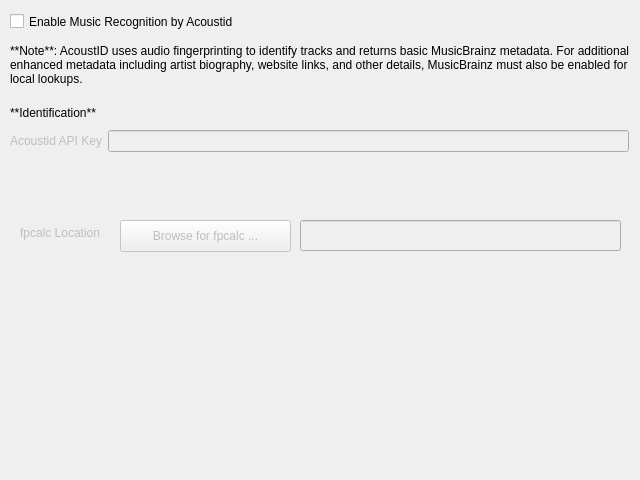
Qt form nowplaying/resources/ui/recognition_acoustid.ui (whatsnowplaying/whats-now-playing) before a commit.
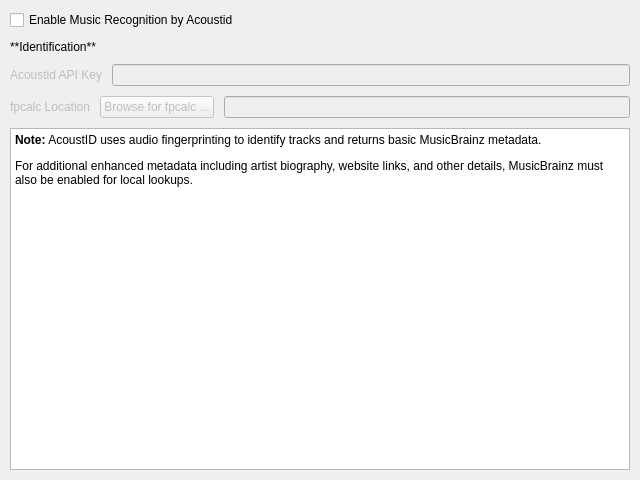
The same form after that commit.

Diff of the .ui file:
```diff
--- a/nowplaying/resources/ui/recognition_acoustid.ui
+++ b/nowplaying/resources/ui/recognition_acoustid.ui
@@ -16,18 +16,25 @@
   <property name="displayName" stdset="0">
    <string>AcoustID</string>
   </property>
+  <layout class="QVBoxLayout" name="main_layout">
+   <property name="margin">
+    <number>10</number>
+   </property>
+   <property name="spacing">
+    <number>10</number>
+   </property>
+   <item>
+    <widget class="QCheckBox" name="acoustid_checkbox">
+     <property name="text">
+      <string>Enable Music Recognition by Acoustid </string>
+     </property>
+    </widget>
+   </item>
+   <item>
   <widget class="QLabel" name="config_label">
    <property name="enabled">
     <bool>true</bool>
    </property>
-   <property name="geometry">
-    <rect>
-     <x>10</x>
-     <y>105</y>
-     <width>311</width>
-     <height>16</height>
-    </rect>
-   </property>
    <property name="text">
     <string>**Identification**</string>
    </property>
@@ -35,18 +42,11 @@
     <enum>Qt::MarkdownText</enum>
    </property>
   </widget>
-  <widget class="QWidget" name="formLayoutWidget">
-   <property name="geometry">
-    <rect>
-     <x>10</x>
-     <y>130</y>
-     <width>619</width>
-     <height>71</height>
-    </rect>
-   </property>
+   </item>
+   <item>
    <layout class="QFormLayout" name="auth_form_layout">
     <property name="fieldGrowthPolicy">
-     <enum>QFormLayout::ExpandingFieldsGrow</enum>
+      <enum>QFormLayout::AllNonFixedFieldsGrow</enum>
     </property>
     <property name="labelAlignment">
      <set>Qt::AlignCenter</set>
@@ -69,105 +69,64 @@
       <property name="enabled">
        <bool>false</bool>
       </property>
-      <property name="minimumSize">
-       <size>
-        <width>448</width>
-        <height>0</height>
-       </size>
-      </property>
       <property name="echoMode">
        <enum>QLineEdit::Password</enum>
       </property>
      </widget>
     </item>
    </layout>
-  </widget>
-  <widget class="QCheckBox" name="acoustid_checkbox">
-   <property name="geometry">
-    <rect>
-     <x>10</x>
-     <y>10</y>
-     <width>251</width>
-     <height>23</height>
-    </rect>
-   </property>
-   <property name="text">
-    <string>Enable Music Recognition by Acoustid </string>
-   </property>
-  </widget>
-  <widget class="QLabel" name="musicbrainz_note_label">
-   <property name="geometry">
-    <rect>
-     <x>10</x>
-     <y>35</y>
-     <width>620</width>
-     <height>60</height>
-    </rect>
-   </property>
-   <property name="text">
-    <string>**Note**: AcoustID uses audio fingerprinting to identify tracks and returns basic MusicBrainz metadata. For additional enhanced metadata including artist biography, website links, and other details, MusicBrainz must also be enabled for local lookups.</string>
-   </property>
-   <property name="textFormat">
-    <enum>Qt::MarkdownText</enum>
-   </property>
-   <property name="wordWrap">
-    <bool>true</bool>
-   </property>
-   <property name="textInteractionFlags">
-    <set>Qt::TextSelectableByMouse</set>
-   </property>
-  </widget>
+   </item>
+   <item>
+    <layout class="QHBoxLayout" name="fpcalc_layout">
+     <item>
   <widget class="QLabel" name="fpcalcexe_label">
    <property name="enabled">
     <bool>false</bool>
    </property>
-   <property name="geometry">
-    <rect>
-     <x>20</x>
-     <y>220</y>
-     <width>98</width>
-     <height>25</height>
-    </rect>
-   </property>
    <property name="text">
     <string>fpcalc Location</string>
    </property>
   </widget>
-  <widget class="QLineEdit" name="fpcalcexe_lineedit">
-   <property name="enabled">
-    <bool>false</bool>
-   </property>
-   <property name="geometry">
-    <rect>
-     <x>300</x>
-     <y>220</y>
-     <width>321</width>
-     <height>31</height>
-    </rect>
-   </property>
-   <property name="minimumSize">
-    <size>
-     <width>321</width>
-     <height>0</height>
-    </size>
-   </property>
-  </widget>
+     </item>
+     <item>
   <widget class="QPushButton" name="fpcalcexe_button">
    <property name="enabled">
     <bool>false</bool>
    </property>
-   <property name="geometry">
-    <rect>
-     <x>120</x>
-     <y>220</y>
-     <width>171</width>
-     <height>32</height>
-    </rect>
-   </property>
    <property name="text">
     <string>Browse for fpcalc ...</string>
    </property>
   </widget>
+     </item>
+     <item>
+      <widget class="QLineEdit" name="fpcalcexe_lineedit">
+       <property name="enabled">
+        <bool>false</bool>
+       </property>
+      </widget>
+     </item>
+    </layout>
+   </item>
+   <item>
+    <widget class="QTextBrowser" name="musicbrainz_note_label">
+     <property name="sizePolicy">
+      <sizepolicy hsizetype="Expanding" vsizetype="Expanding">
+       <horstretch>0</horstretch>
+       <verstretch>1</verstretch>
+      </sizepolicy>
+     </property>
+     <property name="html">
+      <string>&lt;!DOCTYPE HTML PUBLIC &quot;-//W3C//DTD HTML 4.0//EN&quot; &quot;http://www.w3.org/TR/REC-html40/strict.dtd&quot;&gt;
+&lt;html&gt;&lt;head&gt;&lt;meta name=&quot;qrichtext&quot; content=&quot;1&quot; /&gt;&lt;style type=&quot;text/css&quot;&gt;
+p, li { white-space: pre-wrap; }
+&lt;/style&gt;&lt;/head&gt;&lt;body&gt;
+&lt;p&gt;&lt;span style=&quot;font-weight:600;&quot;&gt;Note:&lt;/span&gt; AcoustID uses audio fingerprinting to identify tracks and returns basic MusicBrainz metadata.&lt;/p&gt;
+&lt;p&gt;For additional enhanced metadata including artist biography, website links, and other details, MusicBrainz must also be enabled for local lookups.&lt;/p&gt;
+&lt;/body&gt;&lt;/html&gt;</string>
+     </property>
+    </widget>
+   </item>
+  </layout>
  </widget>
  <resources/>
  <connections>
```
Left out of the diff: 50 changed lines with no effect on the pictures. Lines whose indentation alone changed are shown as unchanged.
